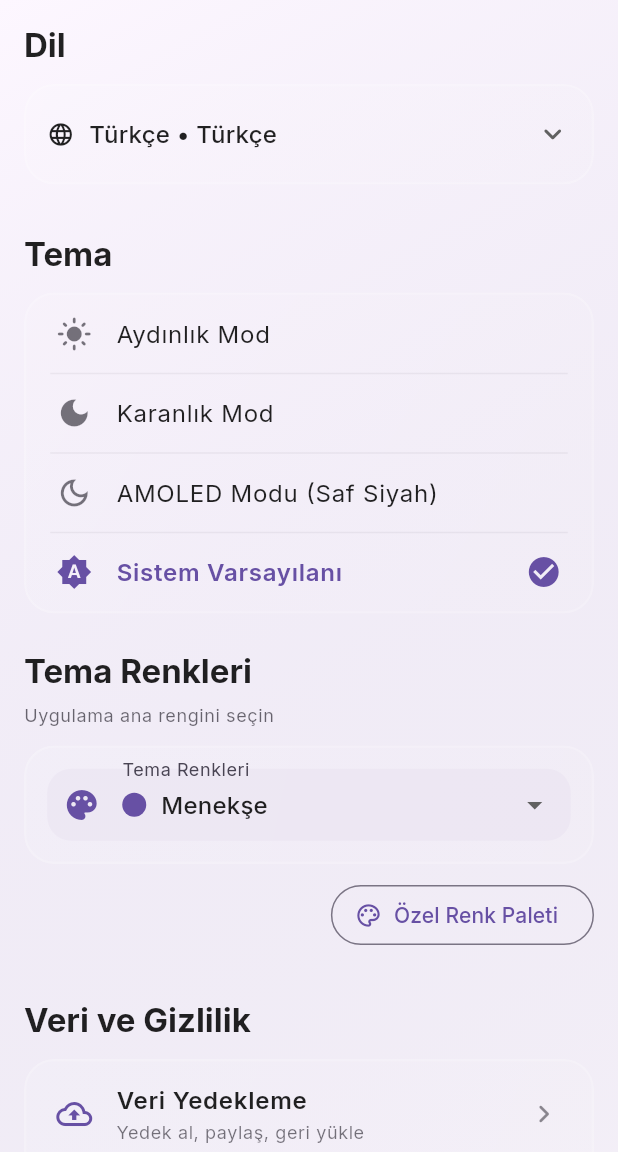
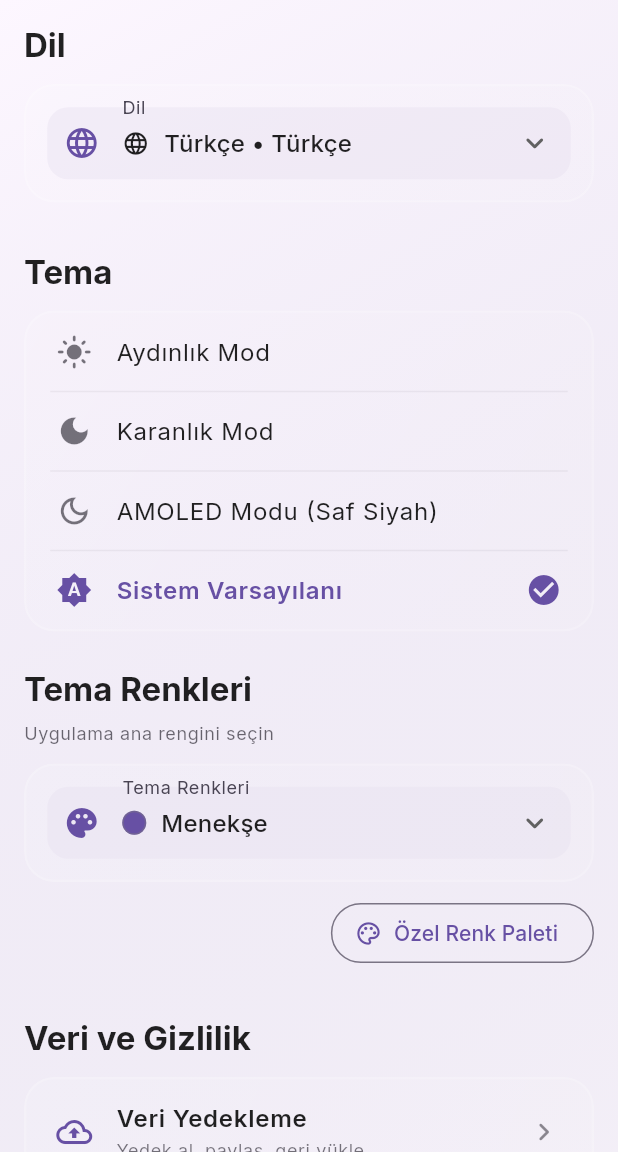
Before and after one commit to MrSpy00/DirectFast, a Flutter app: the screen it shows after launch, after a tap on "Uygulamaya Devam Et", after a tap on the "settings" icon, on a phone screen of 412 x 824 dp, the part 84-1236 px from its top. Run offline on Flutter 3.47's test engine with Material 3 defaults, Android fonts, the phone set to English and light mode, and no system bars; drawn by our look-alikes of flutter_animate; our stand-ins replace app_links, flutter_riverpod, flutter_svg, go_router, google_fonts, image_picker and 3 more; missing offline and left inert: clipboard, encrypt, gal; project files that could hold a hidden picture were left out.

Commit message:
feat: refine AMOLED theme, modernize settings menus, add alphabetical history sort

```diff
--- a/lib/core/features/history/providers/history_provider.dart
+++ b/lib/core/features/history/providers/history_provider.dart
@@ -8,6 +8,7 @@ import '../../../../data/models/chat_history_item.dart';
 enum HistorySortOption {
   newestFirst,
   oldestFirst,
+  alphabetical,
 }
 
 final historyProvider =
@@ -33,7 +34,8 @@ final historySortProvider =
 final historyAvailablePlatformsProvider = Provider<List<PlatformType>>((ref) {
   final items = ref.watch(historyProvider);
   final platforms = items.map((item) => item.platform).toSet().toList();
-  platforms.sort((left, right) => left.displayName.compareTo(right.displayName));
+  platforms
+      .sort((left, right) => left.displayName.compareTo(right.displayName));
   return platforms;
 });
 
@@ -67,11 +69,20 @@ List<ChatHistoryItem> applyHistoryFilters({
   }).toList(growable: false);
 
   filtered.sort((left, right) {
-    if (sort == HistorySortOption.newestFirst) {
-      return right.timestamp.compareTo(left.timestamp);
+    switch (sort) {
+      case HistorySortOption.newestFirst:
+        return right.timestamp.compareTo(left.timestamp);
+      case HistorySortOption.oldestFirst:
+        return left.timestamp.compareTo(right.timestamp);
+      case HistorySortOption.alphabetical:
+        final leftLabel = _sortableLabel(left);
+        final rightLabel = _sortableLabel(right);
+        final labelCompare = leftLabel.compareTo(rightLabel);
+        if (labelCompare != 0) {
+          return labelCompare;
+        }
+        return right.timestamp.compareTo(left.timestamp);
     }
-
-    return left.timestamp.compareTo(right.timestamp);
   });
 
   return filtered;
@@ -85,6 +96,15 @@ bool _matchesQuery(ChatHistoryItem item, String normalizedQuery) {
   return displayName.contains(normalizedQuery) ||
       contact.contains(normalizedQuery) ||
       platformLabel.contains(normalizedQuery);
+}
+
+String _sortableLabel(ChatHistoryItem item) {
+  final displayName = item.displayName?.trim();
+  if (displayName != null && displayName.isNotEmpty) {
+    return displayName.toLowerCase();
+  }
+
+  return item.contact.toLowerCase();
 }
 
 class HistorySearchQueryNotifier extends Notifier<String> {
--- a/lib/core/features/history/views/history_screen.dart
+++ b/lib/core/features/history/views/history_screen.dart
@@ -23,7 +23,19 @@ class HistoryScreen extends ConsumerStatefulWidget {
 }
 
 class _HistoryScreenState extends ConsumerState<HistoryScreen> {
-  List<_HistorySection> _groupHistoryByDate(List<ChatHistoryItem> history) {
+  List<_HistorySection> _groupHistoryByDate(
+    List<ChatHistoryItem> history, {
+    required HistorySortOption sortOption,
+  }) {
+    if (sortOption == HistorySortOption.alphabetical) {
+      return [
+        _HistorySection(
+          label: AppStrings.tr('sort_alphabetical'),
+          items: history,
+        ),
+      ];
+    }
+
     final now = DateTime.now();
     final today = DateTime(now.year, now.month, now.day);
     final yesterday = today.subtract(const Duration(days: 1));
@@ -179,7 +191,10 @@ class _HistoryScreenState extends ConsumerState<HistoryScreen> {
     final selectedPlatform = ref.watch(historyPlatformFilterProvider);
     final sortOption = ref.watch(historySortProvider);
 
-    final sections = _groupHistoryByDate(visibleHistory);
+    final sections = _groupHistoryByDate(
+      visibleHistory,
+      sortOption: sortOption,
+    );
     final rows = _buildRows(sections);
     final hasHistory = allHistory.isNotEmpty;
     final hasActiveFilters = searchQuery.trim().isNotEmpty ||
@@ -367,6 +382,17 @@ class _HistoryControls extends StatelessWidget {
     return BrandIcon(iconName: logoName, size: 16);
   }
 
+  String _sortLabel(HistorySortOption option) {
+    switch (option) {
+      case HistorySortOption.newestFirst:
+        return AppStrings.tr('sort_newest');
+      case HistorySortOption.oldestFirst:
+        return AppStrings.tr('sort_oldest');
+      case HistorySortOption.alphabetical:
+        return AppStrings.tr('sort_alphabetical');
+    }
+  }
+
   @override
   Widget build(BuildContext context) {
     return GlassmorphicContainer.flat(
@@ -412,15 +438,15 @@ class _HistoryControls extends StatelessWidget {
                       value: HistorySortOption.oldestFirst,
                       child: Text(AppStrings.tr('sort_oldest')),
                     ),
+                    PopupMenuItem(
+                      value: HistorySortOption.alphabetical,
+                      child: Text(AppStrings.tr('sort_alphabetical')),
+                    ),
                   ];
                 },
                 child: Chip(
                   avatar: const Icon(Icons.swap_vert_rounded, size: 16),
-                  label: Text(
-                    sortOption == HistorySortOption.newestFirst
-                        ? AppStrings.tr('sort_newest')
-                        : AppStrings.tr('sort_oldest'),
-                  ),
+                  label: Text(_sortLabel(sortOption)),
                 ),
               ),
               if (hasActiveFilters)
--- a/lib/features/home/views/home_screen.dart
+++ b/lib/features/home/views/home_screen.dart
@@ -241,10 +241,10 @@ class _HomeScreenState extends ConsumerState<HomeScreen> {
   Widget _buildHeroSection() {
     return RepaintBoundary(
       child: Container(
-        padding: const EdgeInsets.all(20),
+        padding: const EdgeInsets.all(16),
         decoration: BoxDecoration(
           gradient: AppTheme.primaryGradientFor(context),
-          borderRadius: BorderRadius.circular(20),
+          borderRadius: BorderRadius.circular(18),
           boxShadow: [
             BoxShadow(
               color:
@@ -257,14 +257,14 @@ class _HomeScreenState extends ConsumerState<HomeScreen> {
         child: Row(
           children: [
             Container(
-              padding: const EdgeInsets.all(12),
+              padding: const EdgeInsets.all(10),
               decoration: BoxDecoration(
                 color: Colors.white.withValues(alpha: 0.2),
                 borderRadius: BorderRadius.circular(12),
               ),
-              child: const Icon(Icons.flash_on, color: Colors.white, size: 32),
+              child: const Icon(Icons.flash_on, color: Colors.white, size: 26),
             ),
-            const SizedBox(width: 16),
+            const SizedBox(width: 12),
             Expanded(
               child: Column(
                 crossAxisAlignment: CrossAxisAlignment.start,
@@ -273,7 +273,7 @@ class _HomeScreenState extends ConsumerState<HomeScreen> {
                     AppStrings.tr('quick_connect'),
                     style: const TextStyle(
                       color: Colors.white,
-                      fontSize: 22,
+                      fontSize: 19,
                       fontWeight: FontWeight.bold,
                       letterSpacing: 0.5,
                     ),
@@ -281,11 +281,11 @@ class _HomeScreenState extends ConsumerState<HomeScreen> {
                   const SizedBox(height: 4),
                   Text(
                     AppStrings.tr('chat_without_saving'),
-                    maxLines: 3,
+                    maxLines: 2,
                     overflow: TextOverflow.ellipsis,
                     style: TextStyle(
                       color: Colors.white.withValues(alpha: 0.9),
-                      fontSize: 13,
+                      fontSize: 12,
                     ),
                   ),
                 ],
--- a/lib/features/settings/views/settings_screen.dart
+++ b/lib/features/settings/views/settings_screen.dart
@@ -17,6 +17,54 @@ import '../viewmodels/theme_viewmodel.dart';
 
 class SettingsScreen extends ConsumerWidget {
   const SettingsScreen({super.key});
+
+  InputDecoration _settingsDropdownDecoration(
+    BuildContext context, {
+    required String label,
+    required IconData icon,
+  }) {
+    return InputDecoration(
+      labelText: label,
+      prefixIcon: Icon(icon),
+      contentPadding: const EdgeInsets.symmetric(horizontal: 12, vertical: 12),
+      border: OutlineInputBorder(
+        borderRadius: BorderRadius.circular(14),
+        borderSide: BorderSide.none,
+      ),
+      enabledBorder: OutlineInputBorder(
+        borderRadius: BorderRadius.circular(14),
+        borderSide: BorderSide.none,
+      ),
+      focusedBorder: OutlineInputBorder(
+        borderRadius: BorderRadius.circular(14),
+        borderSide: BorderSide(
+          color: Theme.of(context).colorScheme.primary,
+          width: 1.8,
+        ),
+      ),
+      fillColor: Theme.of(context)
+          .colorScheme
+          .surfaceContainerHighest
+          .withValues(alpha: 0.42),
+      filled: true,
+    );
+  }
+
+  BoxDecoration _colorDotDecoration(BuildContext context, Color color) {
+    final isVeryDark =
+        ThemeData.estimateBrightnessForColor(color) == Brightness.dark;
+
+    return BoxDecoration(
+      color: color,
+      borderRadius: BorderRadius.circular(99),
+      border: isVeryDark
+          ? Border.all(
+              color:
+                  Theme.of(context).colorScheme.outline.withValues(alpha: 0.5),
+            )
+          : null,
+    );
+  }
 
   @override
   Widget build(BuildContext context, WidgetRef ref) {
@@ -54,15 +102,24 @@ class SettingsScreen extends ConsumerWidget {
                 .fadeIn(duration: 400.ms)
                 .slideX(begin: -0.2, end: 0),
             const SizedBox(height: 12),
-
             GlassmorphicContainer.flat(
-              padding: const EdgeInsets.symmetric(horizontal: 14, vertical: 8),
-              child: DropdownButtonHideUnderline(
-                child: DropdownButton<String>(
-                  value: currentLocale,
+              padding: const EdgeInsets.all(14),
+              child: DropdownButtonFormField<String>(
+                key: ValueKey(currentLocale),
+                initialValue: currentLocale,
                 isExpanded: true,
-                  borderRadius: BorderRadius.circular(14),
-                  icon: const Icon(Icons.keyboard_arrow_down_rounded),
+                borderRadius: BorderRadius.circular(16),
+                icon: const Icon(Icons.expand_more_rounded),
+                menuMaxHeight: 420,
+                dropdownColor: Theme.of(context)
+                    .colorScheme
+                    .surfaceContainerHigh
+                    .withValues(alpha: 0.96),
+                decoration: _settingsDropdownDecoration(
+                  context,
+                  label: AppStrings.tr('language'),
+                  icon: Icons.language_rounded,
+                ),
                 items: [
                   for (final locale in AppStrings.supportedLocales)
                     DropdownMenuItem<String>(
@@ -90,20 +147,16 @@ class SettingsScreen extends ConsumerWidget {
                   await ref.read(localeProvider.notifier).setLocale(value);
                 },
               ),
-              ),
             )
                 .animate()
                 .fadeIn(duration: 400.ms, delay: 50.ms)
                 .slideX(begin: -0.2, end: 0),
-
             const SizedBox(height: 32),
-
             _SectionTitle(title: AppStrings.tr('theme'))
                 .animate()
                 .fadeIn(duration: 400.ms, delay: 100.ms)
                 .slideX(begin: -0.2, end: 0),
             const SizedBox(height: 12),
-
             GlassmorphicContainer.flat(
               padding: EdgeInsets.zero,
               child: Column(
@@ -161,15 +214,12 @@ class SettingsScreen extends ConsumerWidget {
                 .animate()
                 .fadeIn(duration: 400.ms, delay: 150.ms)
                 .slideX(begin: -0.2, end: 0),
-
             const SizedBox(height: 24),
-
             _SectionTitle(title: AppStrings.tr('theme_colors'))
                 .animate()
                 .fadeIn(duration: 400.ms, delay: 170.ms)
                 .slideX(begin: -0.2, end: 0),
             const SizedBox(height: 8),
-
             Text(
               AppStrings.tr('choose_theme_color'),
               style: Theme.of(context).textTheme.bodySmall?.copyWith(
@@ -179,9 +229,7 @@ class SettingsScreen extends ConsumerWidget {
                         .withValues(alpha: 0.65),
                   ),
             ).animate().fadeIn(duration: 350.ms, delay: 180.ms),
-
             const SizedBox(height: 12),
-
             GlassmorphicContainer.flat(
               padding: const EdgeInsets.all(14),
               child: DropdownButtonFormField<String>(
@@ -190,16 +238,17 @@ class SettingsScreen extends ConsumerWidget {
                     ? AppTheme.customColorId
                     : AppTheme.optionById(themeColorId).id,
                 isExpanded: true,
-                decoration: InputDecoration(
-                  labelText: AppStrings.tr('theme_colors'),
-                  prefixIcon: const Icon(Icons.palette_rounded),
-                  contentPadding: const EdgeInsets.symmetric(
-                    horizontal: 12,
-                    vertical: 12,
-                  ),
-                  border: OutlineInputBorder(
-                    borderRadius: BorderRadius.circular(12),
-                  ),
+                borderRadius: BorderRadius.circular(16),
+                icon: const Icon(Icons.expand_more_rounded),
+                menuMaxHeight: 420,
+                dropdownColor: Theme.of(context)
+                    .colorScheme
+                    .surfaceContainerHigh
+                    .withValues(alpha: 0.96),
+                decoration: _settingsDropdownDecoration(
+                  context,
+                  label: AppStrings.tr('theme_colors'),
+                  icon: Icons.palette_rounded,
                 ),
                 items: [
                   for (final option in AppTheme.colorOptions)
@@ -210,10 +259,8 @@ class SettingsScreen extends ConsumerWidget {
                           Container(
                             width: 16,
                             height: 16,
-                            decoration: BoxDecoration(
-                              color: option.seedColor,
-                              borderRadius: BorderRadius.circular(99),
-                            ),
+                            decoration:
+                                _colorDotDecoration(context, option.seedColor),
                           ),
                           const SizedBox(width: 10),
                           Expanded(
@@ -233,10 +280,10 @@ class SettingsScreen extends ConsumerWidget {
                         Container(
                           width: 16,
                           height: 16,
-                          decoration: BoxDecoration(
-                            color: customThemeColor ??
+                          decoration: _colorDotDecoration(
+                            context,
+                            customThemeColor ??
                                 Theme.of(context).colorScheme.primary,
-                            borderRadius: BorderRadius.circular(99),
                           ),
                         ),
                         const SizedBox(width: 10),
@@ -280,9 +327,7 @@ class SettingsScreen extends ConsumerWidget {
                 .animate()
                 .fadeIn(duration: 400.ms, delay: 200.ms)
                 .slideX(begin: -0.2, end: 0),
-
             const SizedBox(height: 10),
-
             Align(
               alignment: Alignment.centerRight,
               child: OutlinedButton.icon(
@@ -299,15 +344,12 @@ class SettingsScreen extends ConsumerWidget {
                 label: Text(AppStrings.tr('pick_custom_color')),
               ),
             ).animate().fadeIn(duration: 350.ms, delay: 220.ms),
-
             const SizedBox(height: 32),
-
             _SectionTitle(title: AppStrings.tr('data_privacy'))
                 .animate()
                 .fadeIn(duration: 400.ms, delay: 180.ms)
                 .slideX(begin: -0.2, end: 0),
             const SizedBox(height: 12),
-
             GlassmorphicContainer.flat(
               padding: EdgeInsets.zero,
               child: Column(
@@ -334,23 +376,18 @@ class SettingsScreen extends ConsumerWidget {
                 ],
               ),
             ).animate().fadeIn(duration: 400.ms, delay: 220.ms),
-
             const SizedBox(height: 32),
-
             _SectionTitle(title: AppStrings.tr('about'))
                 .animate()
                 .fadeIn(duration: 400.ms, delay: 200.ms)
                 .slideX(begin: -0.2, end: 0),
             const SizedBox(height: 12),
-
             GlassmorphicContainer(
               padding: const EdgeInsets.all(24),
               child: Column(
                 children: [
                   const AnimatedAppLogo(size: 100),
-
                   const SizedBox(height: 24),
-
                   Text(
                     AppConstants.appName,
                     style: Theme.of(context).textTheme.headlineSmall?.copyWith(
@@ -367,9 +404,7 @@ class SettingsScreen extends ConsumerWidget {
                               .withValues(alpha: 0.6),
                         ),
                   ),
-
                   const SizedBox(height: 24),
-
                   Container(
                     padding: const EdgeInsets.all(16),
                     decoration: BoxDecoration(
@@ -401,27 +436,23 @@ class SettingsScreen extends ConsumerWidget {
                           ],
                         ),
                         const SizedBox(height: 16),
-
                         _LinkButton(
                           icon: Icons.code,
                           label: AppStrings.tr('view_github'),
                           onTap: () => _launchGitHub(context),
                         ),
                         const SizedBox(height: 12),
-
                         _LinkButton(
                           icon: Icons.local_cafe,
                           label: AppStrings.tr('buy_coffee'),
                           onTap: () => _launchCoffee(context),
                         ),
                         const SizedBox(height: 12),
-
                         _LinkButton(
                           icon: Icons.source_outlined,
                           label: AppStrings.tr('open_source_licenses'),
                           onTap: () => _openLicenses(context),
                         ),
-
                         const SizedBox(height: 10),
                         Text(
                           AppStrings.tr('open_source_notice'),
@@ -440,9 +471,7 @@ class SettingsScreen extends ConsumerWidget {
                   begin: const Offset(0.9, 0.9),
                   end: const Offset(1, 1),
                 ),
-
             const SizedBox(height: 32),
-
             GlassmorphicContainer.flat(
               padding: const EdgeInsets.all(16),
               opacity: 0.05,
@@ -462,9 +491,7 @@ class SettingsScreen extends ConsumerWidget {
                 ],
               ),
             ).animate().fadeIn(duration: 600.ms, delay: 300.ms),
-
             const SizedBox(height: 16),
-
             Center(
               child: Text(
                 AppStrings.tr('copyright', args: [AppConstants.developerName]),
@@ -476,7 +503,6 @@ class SettingsScreen extends ConsumerWidget {
                     ),
               ),
             ).animate().fadeIn(duration: 600.ms, delay: 350.ms),
-
             const SizedBox(height: 32),
           ],
         ),
--- a/lib/shared/constants/app_strings.dart
+++ b/lib/shared/constants/app_strings.dart
@@ -697,6 +697,10 @@ class AppStrings {
       'tr': 'En Eski',
       'en': 'Oldest',
     },
+    'sort_alphabetical': {
+      'tr': 'Alfabetik (A-Z)',
+      'en': 'Alphabetical (A-Z)',
+    },
     'reset_filters': {
       'tr': 'Sıfırla',
       'en': 'Reset',
@@ -1029,6 +1033,13 @@ class AppStrings {
     'color_coral': {
       'tr': 'Mercan',
       'en': 'Coral',
+    },
+    'color_black': {
+      'tr': 'Siyah',
+      'en': 'Black',
+      'es': 'Negro',
+      'ar': 'أسود',
+      'hi': 'काला',
     },
 
     // About
--- a/lib/shared/theme/app_theme.dart
+++ b/lib/shared/theme/app_theme.dart
@@ -110,6 +110,11 @@ class AppTheme {
       labelKey: 'color_coral',
       seedColor: Color(0xFFFF7043),
     ),
+    ThemeColorOption(
+      id: 'black',
+      labelKey: 'color_black',
+      seedColor: Color(0xFF000000),
+    ),
   ];
 
   static const _darkSurface = Color(0xFF121212);
@@ -119,10 +124,10 @@ class AppTheme {
   static const _darkSurfaceContainerHighest = Color(0xFF2F2F2F);
 
   static const _amoledSurface = Color(0xFF000000);
-  static const _amoledSurfaceContainerLow = Color(0xFF0C0C0C);
-  static const _amoledSurfaceContainer = Color(0xFF141414);
-  static const _amoledSurfaceContainerHigh = Color(0xFF1C1C1C);
-  static const _amoledSurfaceContainerHighest = Color(0xFF242424);
+  static const _amoledSurfaceContainerLow = Color(0xFF000000);
+  static const _amoledSurfaceContainer = Color(0xFF000000);
+  static const _amoledSurfaceContainerHigh = Color(0xFF000000);
+  static const _amoledSurfaceContainerHighest = Color(0xFF000000);
 
   static ThemeColorOption optionById(String id) {
     return colorOptions.firstWhere(
@@ -196,6 +201,17 @@ class AppTheme {
 
   static LinearGradient darkGradientFor(BuildContext context) {
     final scheme = Theme.of(context).colorScheme;
+    final isAmoled = scheme.surface == _amoledSurface &&
+        scheme.surfaceContainer == _amoledSurfaceContainer;
+
+    if (isAmoled) {
+      return const LinearGradient(
+        colors: [_amoledSurface, _amoledSurface],
+        begin: Alignment.topLeft,
+        end: Alignment.bottomRight,
+      );
+    }
+
     final tint = Color.lerp(scheme.surfaceContainerLow, scheme.primary, 0.28)!;
     return LinearGradient(
       colors: [scheme.surface, tint, scheme.surfaceContainer],
@@ -407,6 +423,21 @@ class AppTheme {
           borderRadius: BorderRadius.circular(12),
         ),
       ),
+      popupMenuTheme: PopupMenuThemeData(
+        color: colorScheme.surface,
+        elevation: 4,
+        shape: RoundedRectangleBorder(
+          borderRadius: BorderRadius.circular(16),
+          side: BorderSide(
+            color: colorScheme.outline.withValues(alpha: 0.2),
+          ),
+        ),
+        textStyle: GoogleFonts.inter(
+          fontSize: 14,
+          fontWeight: FontWeight.w500,
+          color: colorScheme.onSurface,
+        ),
+      ),
     );
   }
 
@@ -466,7 +497,8 @@ class AppTheme {
       surfaceContainerHigh: surfaceHigh,
       surfaceContainerHighest: surfaceHighest,
       onSurface: Colors.white,
-      onSurfaceVariant: const Color(0xFFCAC4D0),
+      onSurfaceVariant:
+          amoled ? const Color(0xFFCFCFCF) : const Color(0xFFCAC4D0),
       surfaceTint: primary,
     );
 
@@ -504,7 +536,9 @@ class AppTheme {
       inputDecorationTheme: InputDecorationTheme(
         isDense: false,
         filled: true,
-        fillColor: surfaceHighest.withValues(alpha: 0.86),
+        fillColor: amoled
+            ? Colors.white.withValues(alpha: 0.06)
+            : surfaceHighest.withValues(alpha: 0.86),
         prefixIconColor: colorScheme.primary,
         suffixIconColor: colorScheme.onSurfaceVariant,
         alignLabelWithHint: true,
@@ -545,6 +579,21 @@ class AppTheme {
           borderRadius: BorderRadius.circular(12),
         ),
       ),
+      popupMenuTheme: PopupMenuThemeData(
+        color: colorScheme.surfaceContainer,
+        elevation: 6,
+        shape: RoundedRectangleBorder(
+          borderRadius: BorderRadius.circular(16),
+          side: BorderSide(
+            color: colorScheme.outline.withValues(alpha: 0.25),
+          ),
+        ),
+        textStyle: GoogleFonts.inter(
+          fontSize: 14,
+          fontWeight: FontWeight.w500,
+          color: colorScheme.onSurface,
+        ),
+      ),
     );
   }
 
```
Lines whose indentation alone changed are shown as unchanged.
